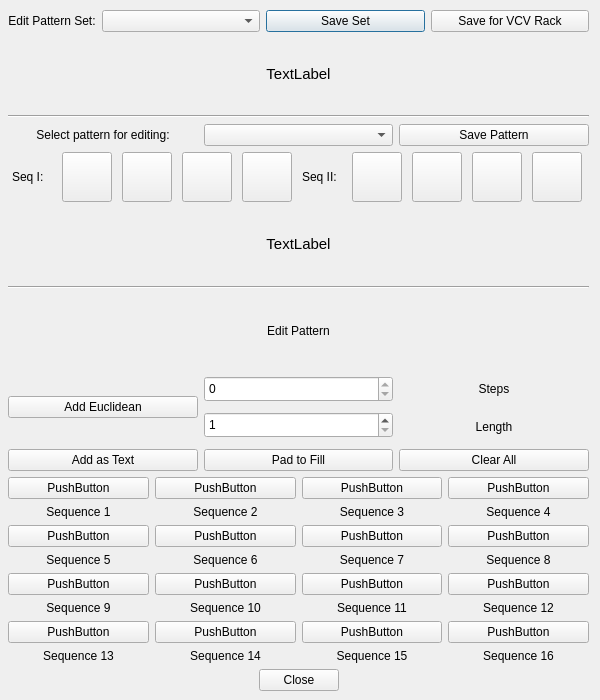
Old version of the form gateseq_pattern_editor.ui in the repository starlingcode/viaflash.
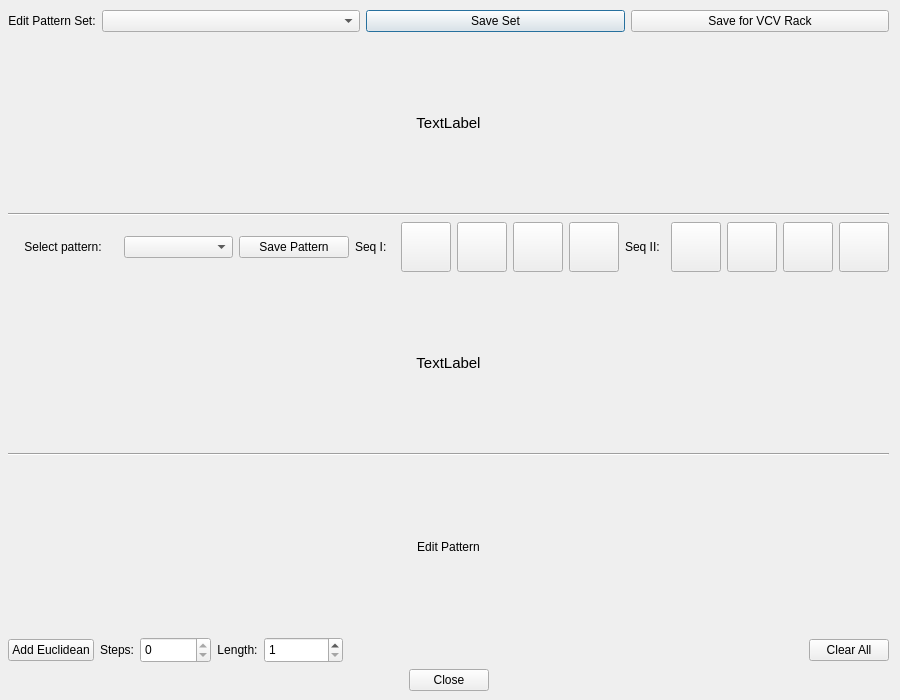
New version of the form. Custom widgets are drawn as their Qt base class.

Commit message: Begin gateseq UI overhaul

Patch:
```diff
--- a/gateseq_pattern_editor.ui
+++ b/gateseq_pattern_editor.ui
@@ -6,20 +6,20 @@
    <rect>
     <x>0</x>
     <y>0</y>
-    <width>600</width>
+    <width>900</width>
     <height>700</height>
    </rect>
   </property>
   <property name="minimumSize">
    <size>
-    <width>600</width>
-    <height>700</height>
+    <width>0</width>
+    <height>0</height>
    </size>
   </property>
   <property name="maximumSize">
    <size>
-    <width>600</width>
-    <height>700</height>
+    <width>10000</width>
+    <height>10000</height>
    </size>
   </property>
   <property name="windowTitle">
@@ -30,7 +30,7 @@
     <rect>
      <x>8</x>
      <y>10</y>
-     <width>581</width>
+     <width>881</width>
      <height>681</height>
     </rect>
    </property>
@@ -98,11 +98,14 @@
      </widget>
     </item>
     <item>
-     <layout class="QHBoxLayout" name="resourceSaveLoad">
+     <layout class="QHBoxLayout" name="slotGroup1">
+      <property name="sizeConstraint">
+       <enum>QLayout::SetMaximumSize</enum>
+      </property>
       <item>
        <widget class="QLabel" name="editPatternLabel_2">
         <property name="text">
-         <string>Select pattern for editing:</string>
+         <string>Select pattern:</string>
         </property>
         <property name="alignment">
          <set>Qt::AlignCenter</set>
@@ -119,13 +122,6 @@
         </property>
        </widget>
       </item>
-     </layout>
-    </item>
-    <item>
-     <layout class="QHBoxLayout" name="slotGroup1">
-      <property name="sizeConstraint">
-       <enum>QLayout::SetMaximumSize</enum>
-      </property>
       <item>
        <widget class="QLabel" name="label">
         <property name="sizePolicy">
@@ -473,24 +469,44 @@
         </property>
        </widget>
       </item>
+      <item>
+       <widget class="QLabel" name="label_7">
+        <property name="text">
+         <string>Steps:</string>
+        </property>
+        <property name="alignment">
+         <set>Qt::AlignCenter</set>
+        </property>
+       </widget>
+      </item>
+      <item>
+       <widget class="QSpinBox" name="steps">
+        <property name="minimumSize">
+         <size>
+          <width>71</width>
+          <height>26</height>
+         </size>
+        </property>
+        <property name="minimum">
+         <number>0</number>
+        </property>
+        <property name="maximum">
+         <number>0</number>
+        </property>
+       </widget>
+      </item>
+      <item>
+       <widget class="QLabel" name="label_2">
+        <property name="text">
+         <string>Length:</string>
+        </property>
+        <property name="alignment">
+         <set>Qt::AlignCenter</set>
+        </property>
+       </widget>
+      </item>
       <item>
        <layout class="QVBoxLayout" name="verticalLayout_2">
-        <item>
-         <widget class="QSpinBox" name="steps">
-          <property name="minimumSize">
-           <size>
-            <width>71</width>
-            <height>26</height>
-           </size>
-          </property>
-          <property name="minimum">
-           <number>0</number>
-          </property>
-          <property name="maximum">
-           <number>0</number>
-          </property>
-         </widget>
-        </item>
         <item>
          <widget class="QSpinBox" name="length">
           <property name="sizePolicy">
@@ -516,46 +532,17 @@
        </layout>
       </item>
       <item>
-       <layout class="QVBoxLayout" name="verticalLayout_8">
-        <item>
-         <widget class="QLabel" name="label_7">
-          <property name="text">
-           <string>Steps</string>
-          </property>
-          <property name="alignment">
-           <set>Qt::AlignCenter</set>
-          </property>
-         </widget>
-        </item>
-        <item>
-         <widget class="QLabel" name="label_2">
-          <property name="text">
-           <string>Length</string>
-          </property>
-          <property name="alignment">
-           <set>Qt::AlignCenter</set>
-          </property>
-         </widget>
-        </item>
-       </layout>
-      </item>
-     </layout>
-    </item>
-    <item>
-     <layout class="QHBoxLayout" name="addSequenceButtons">
-      <item>
-       <widget class="QPushButton" name="addText">
-        <property name="text">
-         <string>Add as Text</string>
+       <spacer name="horizontalSpacer">
+        <property name="orientation">
+         <enum>Qt::Horizontal</enum>
         </property>
-       </widget>
-      </item>
-      <item>
-       <widget class="QPushButton" name="padToFill">
-        <property name="text">
-         <string>Pad to Fill</string>
+        <property name="sizeHint" stdset="0">
+         <size>
+          <width>40</width>
+          <height>20</height>
+         </size>
         </property>
-       </widget>
+       </spacer>
       </item>
       <item>
        <widget class="QPushButton" name="clearSequences">
@@ -567,344 +554,7 @@
      </layout>
     </item>
     <item>
-     <layout class="QGridLayout" name="sequenceGrid">
-      <item row="0" column="0">
-       <layout class="QVBoxLayout" name="verticalLayout">
-        <item>
-         <widget class="QPushButton" name="sequence1">
-          <property name="text">
-           <string>PushButton</string>
-          </property>
-         </widget>
-        </item>
-        <item>
-         <widget class="QLabel" name="label_3">
-          <property name="text">
-           <string>Sequence 1</string>
-          </property>
-          <property name="alignment">
-           <set>Qt::AlignCenter</set>
-          </property>
-         </widget>
-        </item>
-       </layout>
-      </item>
-      <item row="0" column="1">
-       <layout class="QVBoxLayout" name="verticalLayout_4">
-        <item>
-         <widget class="QPushButton" name="sequence2">
-          <property name="text">
-           <string>PushButton</string>
-          </property>
-         </widget>
-        </item>
-        <item>
-         <widget class="QLabel" name="label_4">
-          <property name="text">
-           <string>Sequence 2</string>
-          </property>
-          <property name="alignment">
-           <set>Qt::AlignCenter</set>
-          </property>
-         </widget>
-        </item>
-       </layout>
-      </item>
-      <item row="0" column="2">
-       <layout class="QVBoxLayout" name="verticalLayout_5">
-        <item>
-         <widget class="QPushButton" name="sequence3">
-          <property name="text">
-           <string>PushButton</string>
-          </property>
-         </widget>
-        </item>
-        <item>
-         <widget class="QLabel" name="label_5">
-          <property name="text">
-           <string>Sequence 3</string>
-          </property>
-          <property name="alignment">
-           <set>Qt::AlignCenter</set>
-          </property>
-         </widget>
-        </item>
-       </layout>
-      </item>
-      <item row="0" column="3">
-       <layout class="QVBoxLayout" name="verticalLayout_6">
-        <item>
-         <widget class="QPushButton" name="sequence4">
-          <property name="text">
-           <string>PushButton</string>
-          </property>
-         </widget>
-        </item>
-        <item>
-         <widget class="QLabel" name="label_6">
-          <property name="text">
-           <string>Sequence 4</string>
-          </property>
-          <property name="alignment">
-           <set>Qt::AlignCenter</set>
-          </property>
-         </widget>
-        </item>
-       </layout>
-      </item>
-      <item row="1" column="0">
-       <layout class="QVBoxLayout" name="verticalLayout_7">
-        <item>
-         <widget class="QPushButton" name="sequence5">
-          <property name="text">
-           <string>PushButton</string>
-          </property>
-         </widget>
-        </item>
-        <item>
-         <widget class="QLabel" name="label_8">
-          <property name="text">
-           <string>Sequence 5</string>
-          </property>
-          <property name="alignment">
-           <set>Qt::AlignCenter</set>
-          </property>
-         </widget>
-        </item>
-       </layout>
-      </item>
-      <item row="1" column="1">
-       <layout class="QVBoxLayout" name="verticalLayout_14">
-        <item>
-         <widget class="QPushButton" name="sequence6">
-          <property name="text">
-           <string>PushButton</string>
-          </property>
-         </widget>
-        </item>
-        <item>
-         <widget class="QLabel" name="label_9">
-          <property name="text">
-           <string>Sequence 6</string>
-          </property>
-          <property name="alignment">
-           <set>Qt::AlignCenter</set>
-          </property>
-         </widget>
-        </item>
-       </layout>
-      </item>
-      <item row="1" column="2">
-       <layout class="QVBoxLayout" name="verticalLayout_16">
-        <item>
-         <widget class="QPushButton" name="sequence7">
-          <property name="text">
-           <string>PushButton</string>
-          </property>
-         </widget>
-        </item>
-        <item>
-         <widget class="QLabel" name="label_10">
-          <property name="text">
-           <string>Sequence 7</string>
-          </property>
-          <property name="alignment">
-           <set>Qt::AlignCenter</set>
-          </property>
-         </widget>
-        </item>
-       </layout>
-      </item>
-      <item row="1" column="3">
-       <layout class="QVBoxLayout" name="verticalLayout_17">
-        <item>
-         <widget class="QPushButton" name="sequence8">
-          <property name="text">
-           <string>PushButton</string>
-          </property>
-         </widget>
-        </item>
-        <item>
-         <widget class="QLabel" name="label_11">
-          <property name="text">
-           <string>Sequence 8</string>
-          </property>
-          <property name="alignment">
-           <set>Qt::AlignCenter</set>
-          </property>
-         </widget>
-        </item>
-       </layout>
-      </item>
-      <item row="2" column="0">
-       <layout class="QVBoxLayout" name="verticalLayout_13">
-        <item>
-         <widget class="QPushButton" name="sequence9">
-          <property name="text">
-           <string>PushButton</string>
-          </property>
-         </widget>
-        </item>
-        <item>
-         <widget class="QLabel" name="label_12">
-          <property name="text">
-           <string>Sequence 9</string>
-          </property>
-          <property name="alignment">
-           <set>Qt::AlignCenter</set>
-          </property>
-         </widget>
-        </item>
-       </layout>
-      </item>
-      <item row="2" column="1">
-       <layout class="QVBoxLayout" name="verticalLayout_15">
-        <item>
-         <widget class="QPushButton" name="sequence10">
-          <property name="text">
-           <string>PushButton</string>
-          </property>
-         </widget>
-        </item>
-        <item>
-         <widget class="QLabel" name="label_13">
-          <property name="text">
-           <string>Sequence 10</string>
-          </property>
-          <property name="alignment">
-           <set>Qt::AlignCenter</set>
-          </property>
-         </widget>
-        </item>
-       </layout>
-      </item>
-      <item row="2" column="2">
-       <layout class="QVBoxLayout" name="verticalLayout_18">
-        <item>
-         <widget class="QPushButton" name="sequence11">
-          <property name="text">
-           <string>PushButton</string>
-          </property>
-         </widget>
-        </item>
-        <item>
-         <widget class="QLabel" name="label_14">
-          <property name="text">
-           <string>Sequence 11</string>
-          </property>
-          <property name="alignment">
-           <set>Qt::AlignCenter</set>
-          </property>
-         </widget>
-        </item>
-       </layout>
-      </item>
-      <item row="2" column="3">
-       <layout class="QVBoxLayout" name="verticalLayout_19">
-        <item>
-         <widget class="QPushButton" name="sequence12">
-          <property name="text">
-           <string>PushButton</string>
-          </property>
-         </widget>
-        </item>
-        <item>
-         <widget class="QLabel" name="label_15">
-          <property name="text">
-           <string>Sequence 12</string>
-          </property>
-          <property name="alignment">
-           <set>Qt::AlignCenter</set>
-          </property>
-         </widget>
-        </item>
-       </layout>
-      </item>
-      <item row="3" column="3">
-       <layout class="QVBoxLayout" name="verticalLayout_12">
-        <item>
-         <widget class="QPushButton" name="sequence16">
-          <property name="text">
-           <string>PushButton</string>
-          </property>
-         </widget>
-        </item>
-        <item>
-         <widget class="QLabel" name="label_16">
-          <property name="text">
-           <string>Sequence 16</string>
-          </property>
-          <property name="alignment">
-           <set>Qt::AlignCenter</set>
-          </property>
-         </widget>
-        </item>
-       </layout>
-      </item>
-      <item row="3" column="2">
-       <layout class="QVBoxLayout" name="verticalLayout_11">
-        <item>
-         <widget class="QPushButton" name="sequence15">
-          <property name="text">
-           <string>PushButton</string>
-          </property>
-         </widget>
-        </item>
-        <item>
-         <widget class="QLabel" name="label_17">
-          <property name="text">
-           <string>Sequence 15</string>
-          </property>
-          <property name="alignment">
-           <set>Qt::AlignCenter</set>
-          </property>
-         </widget>
-        </item>
-       </layout>
-      </item>
-      <item row="3" column="1">
-       <layout class="QVBoxLayout" name="verticalLayout_10">
-        <item>
-         <widget class="QPushButton" name="sequence14">
-          <property name="text">
-           <string>PushButton</string>
-          </property>
-         </widget>
-        </item>
-        <item>
-         <widget class="QLabel" name="label_18">
-          <property name="text">
-           <string>Sequence 14</string>
-          </property>
-          <property name="alignment">
-           <set>Qt::AlignCenter</set>
-          </property>
-         </widget>
-        </item>
-       </layout>
-      </item>
-      <item row="3" column="0">
-       <layout class="QVBoxLayout" name="verticalLayout_3">
-        <item>
-         <widget class="QPushButton" name="sequence13">
-          <property name="text">
-           <string>PushButton</string>
-          </property>
-         </widget>
-        </item>
-        <item>
-         <widget class="QLabel" name="label_19">
-          <property name="text">
-           <string>Sequence 13</string>
-          </property>
-          <property name="alignment">
-           <set>Qt::AlignCenter</set>
-          </property>
-         </widget>
-        </item>
-       </layout>
-      </item>
-     </layout>
+     <layout class="QVBoxLayout" name="sequenceEditLayout"/>
     </item>
     <item>
      <widget class="QDialogButtonBox" name="buttonBox">
```
The commit also changes 3 other files.
